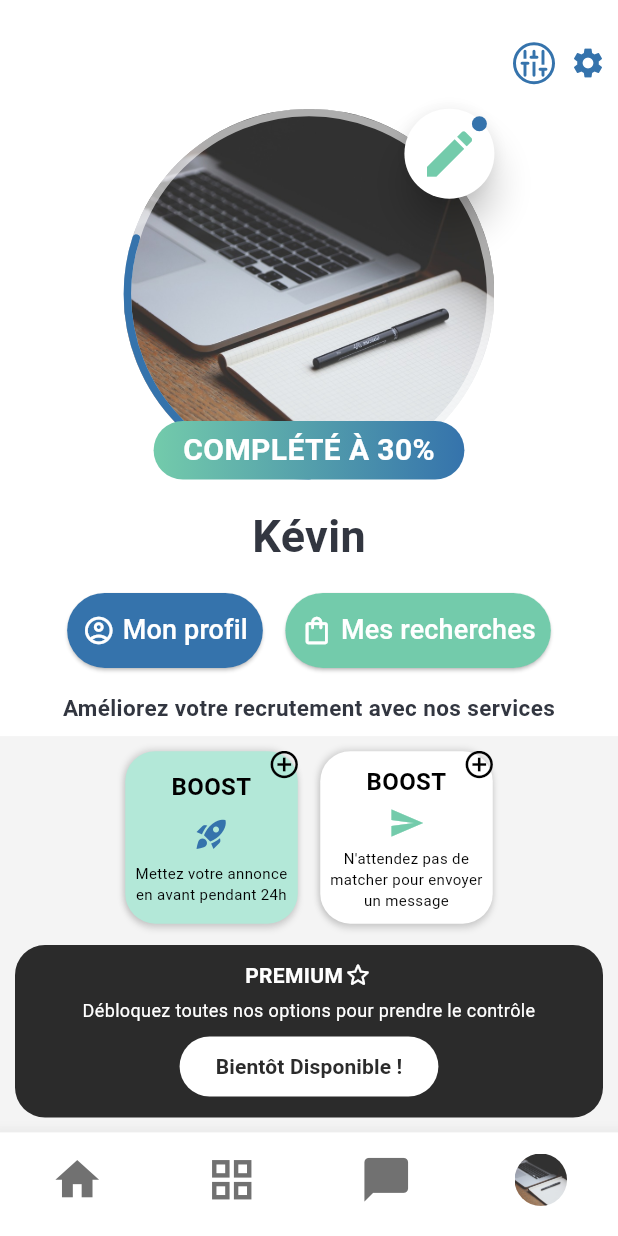
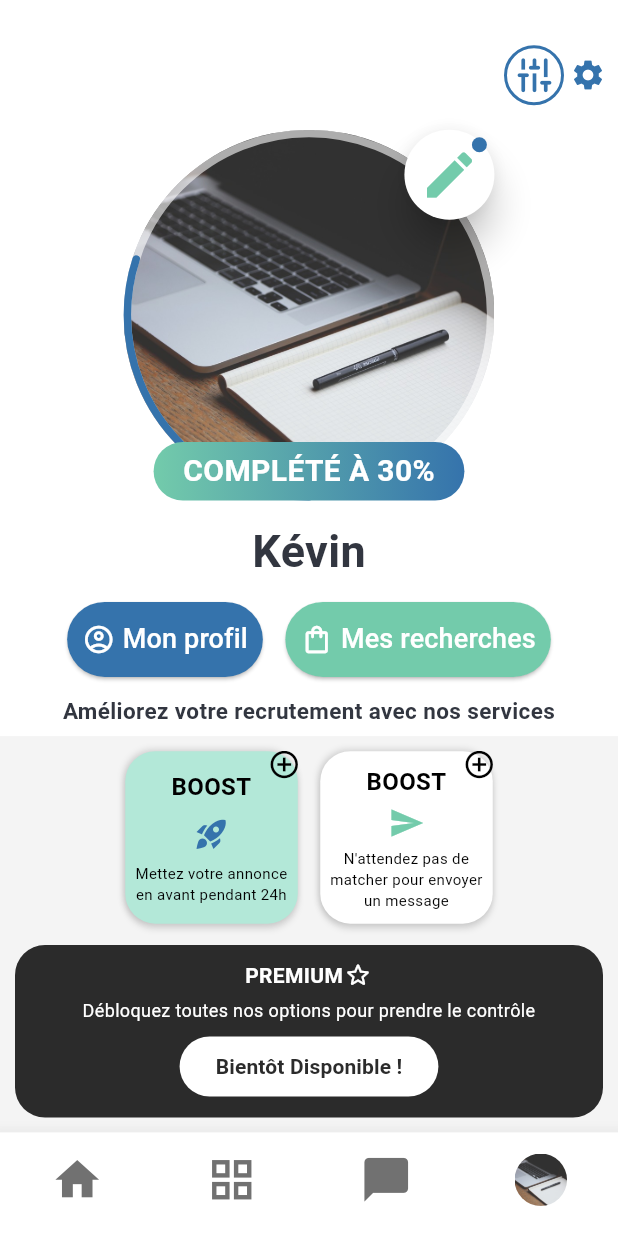
Before and after one commit to Spokay/meeting_app_integration, a Flutter app: the screen it shows after launch, on a phone screen of 412 x 824 dp. Run offline on Flutter 3.47's test engine with Material 3 defaults, Android fonts, the phone set to English and light mode, and no system bars; our stand-ins replace font_awesome_flutter; Roboto replaces fonts that are missing (M PLUS Rounded 1c).

Commit message:
top right buttons fixed

```diff
--- a/lib/profil.dart
+++ b/lib/profil.dart
@@ -46,7 +46,7 @@ class _ProfilComponentState extends State<ProfilComponent> {
                           child: Row(
                             mainAxisAlignment: MainAxisAlignment.spaceBetween,
                             children: [
-                              const SizedBox(width: 70),
+                              const SizedBox(width: 80),
                               const Stack(
                                   children: <Widget>[
                                     // fill the text with a background image
@@ -54,29 +54,28 @@ class _ProfilComponentState extends State<ProfilComponent> {
                                   ]
                               ),
                               SizedBox(
-                                width: 70,
+                                width: 80,
                                 child: Row(
                                     children: [
-                                      Container(
-                                        decoration: BoxDecoration(
-                                          border: Border.all(
+                                      IconButton(onPressed: (){}, icon: RotatedBox(
+                                        quarterTurns: 1,
+                                        child: Icon(
+                                            Icons.tune_rounded,
                                             color: colorBlue,
-                                            width: 2,
+                                          size: 30,
                                           ),
-                                          borderRadius: BorderRadius.circular(50),
-                                        ),
-                                        margin: const EdgeInsets.only(right: 10),
-                                        child: RotatedBox(
-                                            quarterTurns: 1,
-                                            child: Icon(
-                                              Icons.tune_rounded,
-                                              color: colorBlue,
-                                            )
-                                        ),
+                                      ),
+                                        style: IconButton.styleFrom(
+                                          padding: const EdgeInsets.all(0),
+                                          shape: RoundedRectangleBorder(
+                                              borderRadius: BorderRadius.circular(50),
+                                            side: BorderSide(color: colorBlue, width: 2)
+                                          )
+                                        )
                                       ),
                                       Icon(
                                           Icons.settings,
-                                          color: colorBlue
+                                          color: colorBlue,
                                       ),
                                     ]
                                 ),
--- a/pubspec.yaml
+++ b/pubspec.yaml
@@ -37,6 +37,7 @@ dependencies:
   cupertino_icons: ^1.0.2
   font_awesome_flutter: ^10.6.0
   http: ^1.1.0
+  gradient_borders: ^1.0.0
 
 dev_dependencies:
   flutter_test:
```
Also changed, not shown: pubspec.lock, 1 other file.
